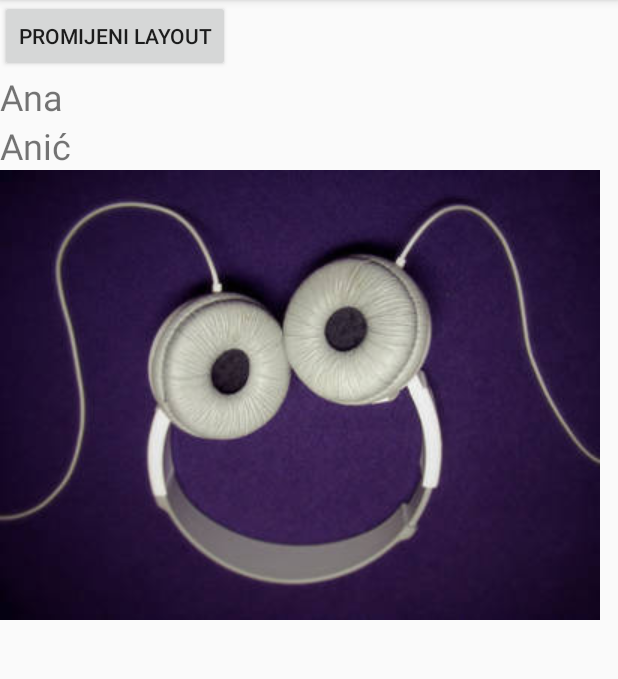
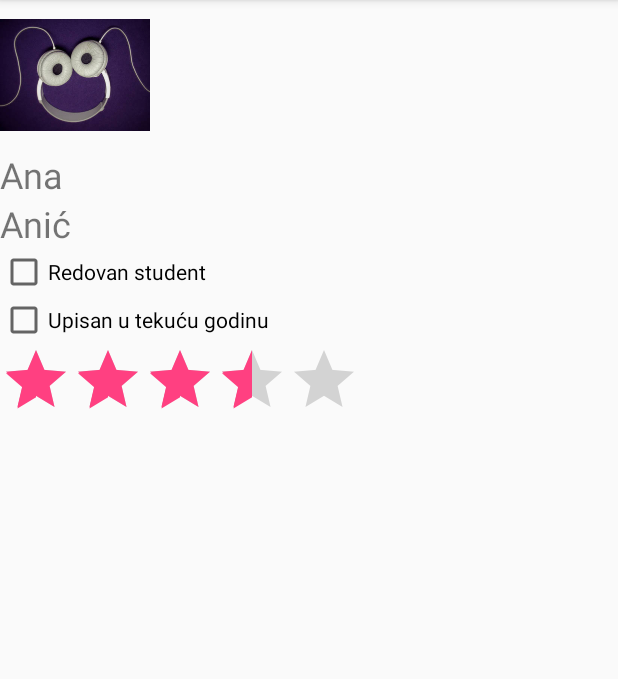
Before and after one commit to kzubrinic/android-promjena-layouta3, an Android app: the screen it shows after launch (MainActivity), on a phone screen of 412 x 824 dp, the part 84-763 px from its top. Run offline under Robolectric (Android 15) with nearby library versions, the phone set to English and light mode, and no system bars.

```diff
--- a/app/src/main/java/hr/unidu/kruno/promjenalayouta/FragmentActivity2.java
+++ b/app/src/main/java/hr/unidu/kruno/promjenalayouta/FragmentActivity2.java
@@ -22,5 +22,4 @@ public class FragmentActivity2 extends Fragment {
         // Setup any handles to view objects here
         // EditText etFoo = (EditText) view.findViewById(R.id.etFoo);
     }
-
 }
--- a/app/src/main/res/layout/activity_fragment.xml
+++ b/app/src/main/res/layout/activity_fragment.xml
@@ -1,15 +1,16 @@
 <?xml version="1.0" encoding="utf-8"?>
 <LinearLayout xmlns:android="http://schemas.android.com/apk/res/android"
+    xmlns:app="http://schemas.android.com/apk/res-auto"
     android:layout_width="match_parent"
     android:layout_height="match_parent"
     android:orientation="vertical">
 
-    <Button
-        android:text="@string/promijeni_layout"
-        android:layout_width="match_parent"
-        android:layout_height="wrap_content"
-        android:id="@+id/button"
-        android:onClick="promijeni"/>
+    <ImageView
+        android:id="@+id/slika"
+        android:layout_width="100dp"
+        android:layout_height="100dp"
+        android:contentDescription="@string/opis_slike"
+        app:srcCompat="@drawable/music_face" />
 
     <TextView
         android:id="@+id/ime"
--- a/app/src/main/res/layout/activity_fragment2.xml
+++ b/app/src/main/res/layout/activity_fragment2.xml
@@ -1,13 +1,21 @@
 <?xml version="1.0" encoding="utf-8"?>
 <LinearLayout xmlns:android="http://schemas.android.com/apk/res/android"
-     xmlns:app="http://schemas.android.com/apk/res-auto"
-     android:layout_width="match_parent" android:layout_height="match_parent"
-     android:orientation="vertical" >
-
-    <ImageView
+    android:layout_width="match_parent"
+    android:layout_height="match_parent"
+    android:orientation="vertical" >
+    <CheckBox
+        android:text="@string/redovan_student"
+        android:layout_width="match_parent"
+        android:layout_height="wrap_content"
+        android:id="@+id/checkRedovan"/>
+    <CheckBox
+        android:text="@string/upisan_u_teku_u_godinu"
+        android:layout_width="match_parent"
+        android:layout_height="wrap_content"
+        android:id="@+id/checkUpisan"/>
+    <RatingBar
         android:layout_width="wrap_content"
         android:layout_height="wrap_content"
-        app:srcCompat="@drawable/music_face"
-        android:id="@+id/slika"
-        android:contentDescription="@string/opis_slike"/>
+        android:id="@+id/ratingBar"
+        android:numStars="5" android:rating="3.5"/>
 </LinearLayout>
```
Also changed, not shown: app/src/main/java/hr/unidu/kruno/promjenalayouta/FragmentActivity3.java (deleted, +0 -27 lines), app/src/main/java/hr/unidu/kruno/promjenalayouta/MainActivity.java (+0 -20 lines), app/src/main/res/layout/activity_fragment3.xml (deleted, +0 -21 lines).
